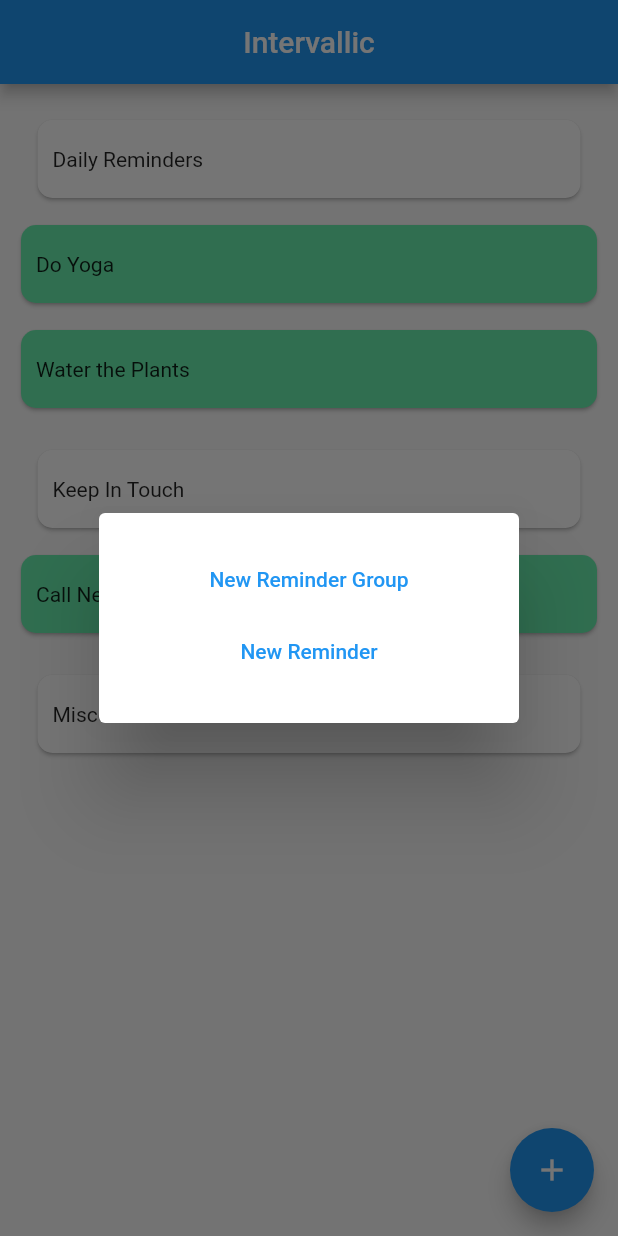
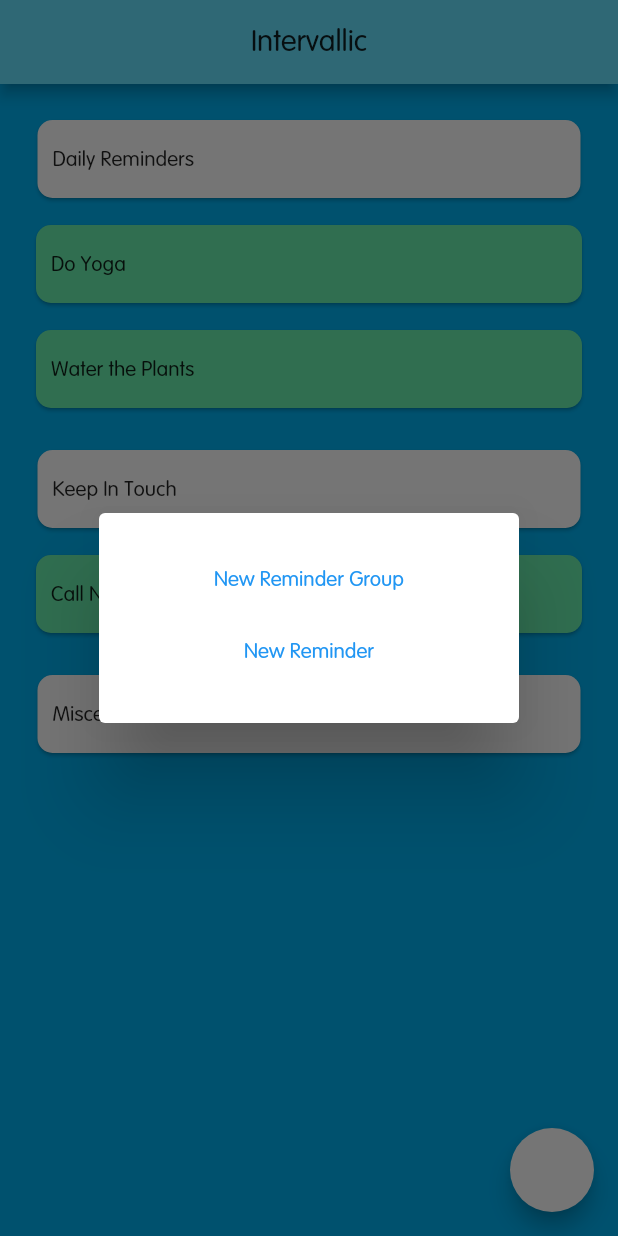
Before and after one commit to Nicholas-Ho/Intervallic-App, a Flutter app: the screen it shows after launch, after a tap on the "add" icon, on a phone screen of 412 x 824 dp. Run offline on Flutter 3.47's test engine with Material 2 defaults, Android fonts, the phone set to English and light mode, and no system bars; our stand-ins replace equatable, sqflite; accounts and stored records are empty.

Commit message:
Animated List and Colours Update

```diff
--- a/lib/main.dart
+++ b/lib/main.dart
@@ -2,6 +2,7 @@ import 'package:flutter/material.dart';
 
 import 'package:provider/provider.dart';
 
+import 'theme.dart';
 import 'utils/domain_layer/reminder_data_state.dart';
 import 'ui/reminder_list.dart';
 import 'ui/create_new_navigation_dialog.dart';
@@ -28,9 +29,7 @@ class IntervallicApp extends StatelessWidget {
   Widget build(BuildContext context) {
     return MaterialApp(
       title: 'Intervallic',
-      theme: ThemeData(
-        primarySwatch: Colors.blue,
-      ),
+      theme: intervallicTheme,
       home: IntervallicScaffold(), // Abstracting the Scaffold from the MaterialApp to ensure MaterialLocalizations works for showDialog
     );
   }
@@ -40,12 +39,17 @@ class IntervallicScaffold extends StatelessWidget {
   @override
   Widget build(BuildContext context) {
     return Scaffold(
+      backgroundColor: Theme.of(context).primaryColor,
       appBar: AppBar(
+        backgroundColor: Theme.of(context).primaryColorLight,
+        foregroundColor: Colors.black,
         centerTitle: true,
         title: Text("Intervallic"),
       ),
       body: ReminderList(), // The to-do list
       floatingActionButton: FloatingActionButton(
+        backgroundColor: Theme.of(context).accentColor,
+        foregroundColor: Colors.white,
         child: Icon(Icons.add),
         onPressed: () {
           showDialog(
--- /dev/null
+++ b/lib/theme.dart
@@ -0,0 +1,14 @@
+import 'package:flutter/material.dart';
+// import 'package:google_fonts/google_fonts.dart';
+
+final intervallicTheme = ThemeData(
+  brightness: Brightness.light,
+
+  primaryColor: Color(0xff00b0f0),
+  primaryColorLight: Color(0xff66e2ff),
+  primaryColorDark: Color(0xff0081bd),
+
+  accentColor: Color(0xffffffff), // 0xff304ffe, 0xffff4081
+
+  fontFamily: 'VAGRounded',
+);
--- a/lib/ui/reminder_list.dart
+++ b/lib/ui/reminder_list.dart
@@ -59,7 +59,7 @@ class ReminderGroupContainer extends StatelessWidget {
         mainAxisSize: MainAxisSize.max,
         children: [
           ReminderGroupTile(reminderGroup: reminderGroup),
-          RemindersInGroup(reminders: reminders),
+          RemindersInGroup(initialReminders: reminders),
       ]),
     );
   }
@@ -96,19 +96,99 @@ class ReminderGroupTile extends StatelessWidget {
 }
 
 // Contains Reminders in the Reminder Group
-class RemindersInGroup extends StatelessWidget {
-  final List<Reminder> reminders;
+class RemindersInGroup extends StatefulWidget {
+  final List<Reminder> initialReminders;
 
-  RemindersInGroup({this.reminders});
+  RemindersInGroup({this.initialReminders});
+
+  @override
+  _RemindersInGroupState createState() => _RemindersInGroupState();
+}
+
+class _RemindersInGroupState extends State<RemindersInGroup> {
+  List<Reminder> _reminders = [];
+  GlobalKey<AnimatedListState> listKey = GlobalKey<AnimatedListState>();
+  final int addAnimationDuration = 700; // In milliseconds
+
+  @override
+  void initState() {
+    super.initState();
+    _initReminders();
+  }
+
+  void _initReminders() {
+    // Add all initial Reminders to the list (sorted by NextDate)
+    for(int i = 0; i < widget.initialReminders.length; i++) {
+      Reminder reminder = widget.initialReminders[i];
+      _addReminder(reminder, editState: false); // The AnimatedList automatically initialises its state to initialItemCount
+    }
+  }
+
+  void _addReminder(Reminder reminder, {bool editState = true}) {
+    // Add Reminder (sorted by NextDate)
+    bool isInserted = false;
+
+    void _insert(index, reminder) {
+      _reminders.insert(index, reminder);
+      if(editState == true) {
+        listKey.currentState.insertItem(index, duration: Duration(milliseconds: addAnimationDuration));
+      }
+      isInserted = true;
+    }
+
+    for(int j = 0; j < _reminders.length; j++) {
+      final difference = reminder.nextDate.difference(_reminders[j].nextDate); // Negative if reminder.nextDate is before newList[j].nextDate
+      if(difference.isNegative) { // If the reminder's nextDate is before newList[j]'s nextDate
+        _insert(j, reminder);
+        break;
+      } else if (difference.inMicroseconds == 0 && reminder.name.compareTo(_reminders[j].name) != 1) { // If they have the same nextDate, compare names
+        _insert(j, reminder);
+        break;
+      }
+    }
+
+    if(isInserted == false) {
+      if(editState == true) {
+        listKey.currentState.insertItem(_reminders.length > 0 ? _reminders.length: 0, duration: Duration(milliseconds: addAnimationDuration));
+      }
+      _reminders.add(reminder);
+    }
+  }
+
+  void _removeReminder(Reminder reminder, int index) {
+    listKey.currentState.removeItem(index, (context, animation) => Container());
+    _reminders.remove(reminder);
+  }
 
   @override
   Widget build(context) {
-    return ListView(
+    return AnimatedList(
+      key: listKey,
       shrinkWrap: true,
       physics: NeverScrollableScrollPhysics(),
-      children: new List.generate(reminders.length, (index) {
-        return ReminderTile(reminder: reminders[index]);
-      }),
+      initialItemCount: _reminders.length,
+      itemBuilder: (context, index, animation) {
+        return _buildItems(context, index, animation);
+      });
+  }
+
+  _buildItems(context, index, animation) {
+    final reminder = _reminders[index];
+    return ScaleTransition(
+      scale: CurvedAnimation(parent: animation, curve: Curves.elasticOut),
+      child: Dismissible(
+        key: UniqueKey(),
+        child: ReminderTile(reminder: reminder),
+        onDismissed: (direction) {
+          final updatedReminder = reminder.getNewNextDate();
+          Provider.of<ReminderDataState>(context, listen: false).updateReminder(updatedReminder, rebuild: false);
+          // Remove and add manually
+          setState(() {
+            _removeReminder(reminder, index);
+            _addReminder(updatedReminder);
+          });
+        },
+      )
     );
   }
 }
@@ -121,10 +201,10 @@ class ReminderTile extends StatelessWidget {
   @override
   Widget build(BuildContext context) {
     return Padding(
-      padding: const EdgeInsets.symmetric(vertical: 5),
+      padding: const EdgeInsets.symmetric(vertical: 5, horizontal: 10),
       child: SizedBox(
         height: 60,
-        width: 350,
+        width: 370,
         child: Card(
           color: Colors.greenAccent,
           shape: RoundedRectangleBorder(
--- a/lib/utils/data_layer/setup_debug_db.dart
+++ b/lib/utils/data_layer/setup_debug_db.dart
@@ -24,7 +24,7 @@ Future<void> setupDebugDatabase() async {
         reminderGroupID: 1,
         intervalValue: 1,
         intervalType: 'Weeks',
-        nextDate: DateTime.now().add(Duration(days: 7)),
+        nextDate: DateTime.now().add(Duration(days: 3)),
         description: null);
 
     Reminder waterPlants = Reminder(
@@ -33,7 +33,7 @@ Future<void> setupDebugDatabase() async {
         reminderGroupID: 1,
         intervalValue: 1,
         intervalType: 'Weeks',
-        nextDate: DateTime.now().add(Duration(days: 7)),
+        nextDate: DateTime.now().add(Duration(days: 3)),
         description: null);
 
     Reminder nelson = Reminder(
@@ -42,7 +42,7 @@ Future<void> setupDebugDatabase() async {
         reminderGroupID: 2,
         intervalValue: 1,
         intervalType: 'Weeks',
-        nextDate: DateTime.now().add(Duration(days: 7)),
+        nextDate: DateTime.now().add(Duration(days: 3)),
         description: null);
 
     await dataLayer.newEntryToDB('reminders', doYoga.toMap());
--- a/lib/utils/domain_layer/reminder_data_state.dart
+++ b/lib/utils/domain_layer/reminder_data_state.dart
@@ -119,22 +119,19 @@ class ReminderDataState extends ChangeNotifier {
   }
 
   // Updating an existing Reminder
-  updateReminder(Reminder updatedReminder) async {
+  updateReminder(Reminder updatedReminder, {bool rebuild = true}) async {
     try {
       final data = await reminderData;
       final reminderGroup = data.keys.firstWhere((group) => group.id == updatedReminder.reminderGroupID);
-      print(data[reminderGroup]);
       final reminderIndex = data[reminderGroup].indexWhere((reminder) => reminder.id == updatedReminder.id);
-      print(reminderGroup.id);
 
       if (reminderIndex != -1) {
         _reminderData[reminderGroup][reminderIndex] = updatedReminder;
-        print(_reminderData[reminderGroup][reminderIndex] ?? 'This is null');
 
         // Update database
         dataLayer.updateEntryToDB('reminders', updatedReminder.toMap());
 
-        notifyListeners();
+        if(rebuild) { notifyListeners(); }
       } else {
         print('Reminder does not exist. Reminder not updated.');
       }
```
Also changed, not shown: pubspec.yaml (+8 -2 lines), fonts/VAG-Rounded-Regular.ttf (added), pubspec.lock.
